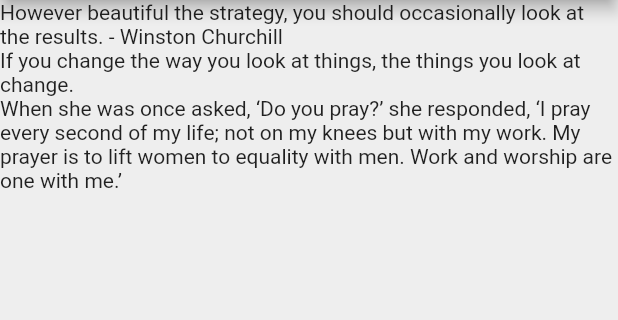
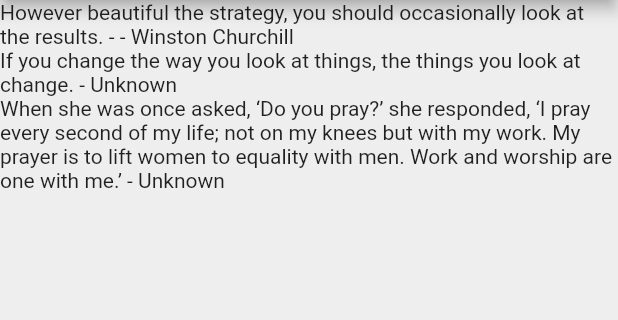
Before and after one commit to Ttiki/flutter_playground, a Flutter app: the screen it shows after launch, on a phone screen of 412 x 824 dp, the part 84-404 px from its top. Run offline on Flutter 3.47's test engine with Material 2 defaults, Android fonts, the phone set to English and light mode, and no system bars.

Commit message:
Creating a custom class and first introduction to Data List.

```diff
--- a/lib/main.dart
+++ b/lib/main.dart
@@ -1,4 +1,5 @@
 import 'package:flutter/material.dart';
+import 'quote.dart';
 
 void main() => runApp(MaterialApp(
   home: QuoteList(),
@@ -13,10 +14,11 @@ class QuoteList extends StatefulWidget {
 
 class _QuoteListState extends State<QuoteList> {
 
-  List<String> quotes = [
-  "However beautiful the strategy, you should occasionally look at the results. - Winston Churchill",
-  "If you change the way you look at things, the things you look at change.",
-  "When she was once asked, ‘Do you pray?’ she responded, ‘I pray every second of my life; not on my knees but with my work. My prayer is to lift women to equality with men. Work and worship are one with me.’"
+  List<Quote> quotes = [
+  Quote("However beautiful the strategy, you should occasionally look at the results.", "- Winston Churchill"),
+  Quote("If you change the way you look at things, the things you look at change.", "Unknown"),
+  Quote("When she was once asked, ‘Do you pray?’ she responded, ‘I pray every second of my life; not on my knees but with my work. My prayer is to lift women to equality with men. Work and worship are one with me.’",
+  "Unknown")
   ];
 
   @override
@@ -33,7 +35,7 @@ class _QuoteListState extends State<QuoteList> {
 
         //Inline function to "map" (read) through our list above (map). Foreach quote inside our quots list, we call
         //this inline function which return a simple Text widget, which we transform to a list with the method .toList()
-        children: quotes.map((quote) => Text(quote)).toList(),
+        children: quotes.map((quote) => Text('${quote.txt} - ${quote.author}')).toList(),
       ),
     );
   }
--- /dev/null
+++ b/lib/quote.dart
@@ -0,0 +1,7 @@
+class Quote {
+
+  String txt;
+  String author;
+
+  Quote(this.txt, this.author);
+}
```
